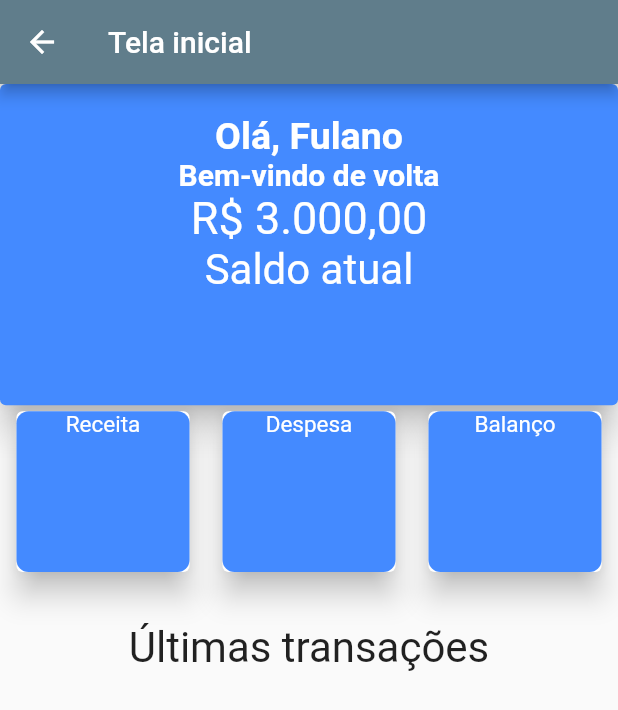
After one commit to ICEI-PUC-Minas-PPLES-TI/plf-es-2022-2-ti5-5104100-financas-pessoais, a Flutter app: the FirstPage screen opened directly, on a phone screen of 412 x 824 dp. The commit adds this screen. Shown: the top 710 px of the screen. Run offline on Flutter 3.47's test engine with Material 2 defaults, Android fonts, the phone set to English and light mode, and no system bars; our stand-ins replace shared_preferences; missing offline and left inert: curved_nav_bar; accounts and stored records are empty; Roboto replaces fonts that are missing (Times New Roman).

Commit message:
Estrutura navbar e novas telas

```diff
--- a/codigo/mobile/we_budget/lib/main.dart
+++ b/codigo/mobile/we_budget/lib/main.dart
@@ -3,6 +3,7 @@ import 'package:provider/provider.dart';
 import 'package:we_budget/models/auth.dart';
 import 'package:we_budget/pages/auth_or_home_page.dart';
 import 'package:we_budget/pages/login_page.dart';
+import 'package:we_budget/pages/main_page.dart';
 import 'package:we_budget/utils/app_routes.dart';
 
 void main() {
@@ -33,6 +34,7 @@ class MyApp extends StatelessWidget {
         routes: {
           AppRoutes.authOrHome: (ctx) => const AuthOrHomePage(),
           AppRoutes.login: (ctx) => const LoginPage(),
+          AppRoutes.main: (ctx) => const MainPage(),
         },
       ),
     );
--- /dev/null
+++ b/codigo/mobile/we_budget/lib/pages/first_page.dart
@@ -0,0 +1,172 @@
+import 'package:flutter/material.dart';
+
+class FirstPage extends StatefulWidget {
+  const FirstPage({super.key});
+
+  @override
+  State<FirstPage> createState() => _FirstPageState();
+}
+
+class _FirstPageState extends State<FirstPage> {
+  @override
+  Widget build(BuildContext context) {
+    final deviceSizeWidth = MediaQuery.of(context).size.width;
+    final deviceSizeHeight = MediaQuery.of(context).size.height;
+    return Scaffold(
+      appBar: AppBar(
+        title: const Text("Tela inicial"),
+      ),
+      body: Column(
+        mainAxisAlignment: MainAxisAlignment.start,
+        children: [
+          Row(
+            children: [
+              SizedBox(
+                width: deviceSizeWidth * 1.0,
+                height: deviceSizeHeight * 0.26,
+                child: Card(
+                  color: Colors.blueAccent,
+                  margin: EdgeInsetsDirectional.zero,
+                  elevation: 8,
+                  child: Container(
+                    padding: const EdgeInsets.all(20),
+                    child: Column(
+                      mainAxisAlignment: MainAxisAlignment.start,
+                      crossAxisAlignment: CrossAxisAlignment.center,
+                      children: const <Widget>[
+                        Text(
+                          "Olá, Fulano",
+                          style: TextStyle(
+                            color: Colors.white,
+                            fontSize: 25,
+                            fontWeight: FontWeight.bold,
+                          ),
+                        ),
+                        Text(
+                          "Bem-vindo de volta",
+                          style: TextStyle(
+                            color: Colors.white,
+                            fontSize: 20,
+                            fontWeight: FontWeight.bold,
+                          ),
+                        ),
+                        Text(
+                          "R\$ 3.000,00",
+                          style: TextStyle(
+                            color: Colors.white,
+                            fontSize: 30,
+                          ),
+                        ),
+                        Text(
+                          "Saldo atual",
+                          style: TextStyle(
+                            color: Colors.white,
+                            fontSize: 28,
+                          ),
+                        )
+                      ],
+                    ),
+                  ),
+                ),
+              ),
+            ],
+          ),
+          Row(
+            crossAxisAlignment: CrossAxisAlignment.center,
+            mainAxisAlignment: MainAxisAlignment.spaceAround,
+            children: [
+              Card(
+                elevation: 8,
+                child: Container(
+                  height: deviceSizeHeight * 0.13,
+                  width: deviceSizeWidth * 0.28,
+                  decoration: const BoxDecoration(
+                    borderRadius: BorderRadius.all(
+                      Radius.circular(8),
+                    ),
+                    color: Colors.blueAccent,
+                  ),
+                  child: Column(
+                    children: const <Widget>[
+                      Text(
+                        "Receita",
+                        style: TextStyle(
+                          color: Colors.white,
+                          fontSize: 15,
+                        ),
+                      ),
+                    ],
+                  ),
+                ),
+              ),
+              Card(
+                elevation: 8,
+                child: Container(
+                  height: deviceSizeHeight * 0.13,
+                  width: deviceSizeWidth * 0.28,
+                  decoration: const BoxDecoration(
+                    borderRadius: BorderRadius.all(
+                      Radius.circular(8),
+                    ),
+                    color: Colors.blueAccent,
+                  ),
+                  child: Column(
+                    children: const <Widget>[
+                      Text(
+                        "Despesa",
+                        style: TextStyle(
+                          color: Colors.white,
+                          fontSize: 15,
+                        ),
+                      ),
+                    ],
+                  ),
+                ),
+              ),
+              Card(
+                elevation: 8,
+                child: Container(
+                  height: deviceSizeHeight * 0.13,
+                  width: deviceSizeWidth * 0.28,
+                  decoration: const BoxDecoration(
+                    borderRadius: BorderRadius.all(
+                      Radius.circular(8),
+                    ),
+                    color: Colors.blueAccent,
+                  ),
+                  child: Column(
+                    children: const <Widget>[
+                      Text(
+                        "Balanço",
+                        style: TextStyle(
+                          color: Colors.white,
+                          fontSize: 15,
+                        ),
+                      ),
+                    ],
+                  ),
+                ),
+              ),
+            ],
+          ),
+          Container(
+            padding: const EdgeInsetsDirectional.only(top: 30.0),
+            child: Row(
+              mainAxisAlignment: MainAxisAlignment.center,
+              crossAxisAlignment: CrossAxisAlignment.start,
+              children: const [
+                Text(
+                  "Últimas transações",
+                  style: TextStyle(
+                    fontSize: 28,
+                    fontFamily: "Times New Roman",
+                  ),
+                ),
+              ],
+            ),
+          ),
+        ],
+      ),
+    );
+  }
+}
--- a/codigo/mobile/we_budget/lib/pages/login_page.dart
+++ b/codigo/mobile/we_budget/lib/pages/login_page.dart
@@ -1,5 +1,6 @@
 import 'package:flutter/material.dart';
 import 'package:we_budget/components/auth_form.dart';
+import 'package:we_budget/pages/init_page.dart';
 
 class LoginPage extends StatefulWidget {
   const LoginPage({Key? key}) : super(key: key);
@@ -23,7 +24,7 @@ class _LoginPageState extends State<LoginPage> {
           width: double.infinity,
           child: Column(
             crossAxisAlignment: CrossAxisAlignment.center,
-            mainAxisAlignment: MainAxisAlignment.start,
+            mainAxisAlignment: MainAxisAlignment.spaceBetween,
             children: [
               SizedBox(
                 height: deviceSize.height * 0.15,
@@ -35,6 +36,7 @@ class _LoginPageState extends State<LoginPage> {
                 ),
               ),
               Container(
+                margin: const EdgeInsetsDirectional.only(top: 30.0),
                 child: const AuthForm(),
               ),
             ],
--- a/codigo/mobile/we_budget/lib/utils/app_routes.dart
+++ b/codigo/mobile/we_budget/lib/utils/app_routes.dart
@@ -2,4 +2,5 @@ class AppRoutes {
   static const authOrHome = '/';
   static const home = '/';
   static const login = '/login';
+  static const main = '/main';
 }
--- a/codigo/mobile/we_budget/pubspec.yaml
+++ b/codigo/mobile/we_budget/pubspec.yaml
@@ -32,6 +32,7 @@ dependencies:
   provider: ^6.0.3
   http: ^0.13.5
   shared_preferences: ^2.0.15
+  curved_nav_bar: ^0.0.2
 
 
   # The following adds the Cupertino Icons font to your application.
```
Also changed, not shown: codigo/mobile/we_budget/lib/components/auth_form.dart (+4 -4 lines), codigo/mobile/we_budget/lib/models/auth.dart (+9 -6 lines), codigo/mobile/we_budget/lib/pages/auth_page.dart (deleted, +0 -82 lines), codigo/mobile/we_budget/lib/pages/init_page.dart (+4 -3 lines), codigo/mobile/we_budget/lib/pages/lista_transacoes.dart (added, +19 -0 lines), codigo/mobile/we_budget/lib/pages/main_page.dart (added, +94 -0 lines), codigo/mobile/we_budget/lib/pages/registrar_valores.dart (added, +19 -0 lines), codigo/mobile/we_budget/assets/logo.jpeg, codigo/mobile/we_budget/pubspec.lock.
